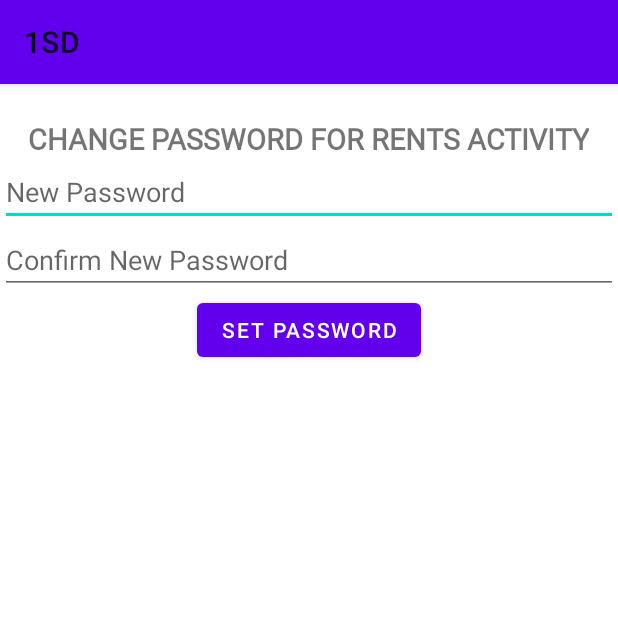
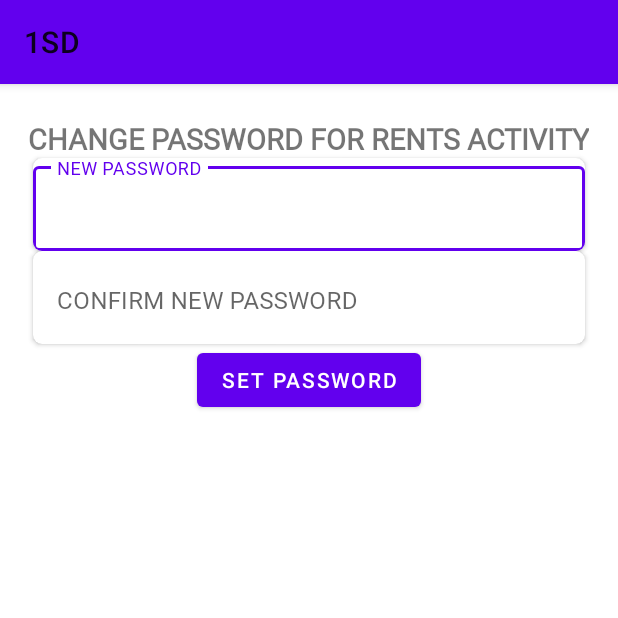
Before and after one commit to Hussain29/ntasks, an Android app: the RentsChangePswrdActivity screen opened directly, with no data from a screen before it, on a phone screen of 412 x 824 dp, the top half of it. Run offline under Robolectric (Android 15) with nearby library versions, the phone set to English and light mode, and no system bars; our stand-ins replace Firebase (no records; nobody signed in at launch, a user with empty details on screens opened directly), sdp/ssp sizes.

Commit message:
new changes password checked

```diff
--- a/app/src/main/java/com/example/ntasks/rents/hrmaster.java
+++ b/app/src/main/java/com/example/ntasks/rents/hrmaster.java
@@ -45,7 +45,7 @@ public class hrmaster extends AppCompatActivity {
         Button btnAddEmployee = findViewById(R.id.btnaddemp);
         Button btnchangepswrd=findViewById(R.id.btnchangepswrd);
 
-        if (user != null && user.getDisplayName() != null && user.getDisplayName().equals("Hussain Shaik")) {
+        if (user != null && user.getDisplayName() != null && user.getDisplayName().equals("Mohammed Suleman")) {
             btnchangepswrd.setVisibility(View.VISIBLE);
         } else {
             btnchangepswrd.setVisibility(View.GONE); // Hide the button if the condition doesn't match
--- a/app/src/main/java/com/example/ntasks/rents/rentsmaster.java
+++ b/app/src/main/java/com/example/ntasks/rents/rentsmaster.java
@@ -40,7 +40,7 @@ public class rentsmaster extends AppCompatActivity {
 
         Button btnchangepswrd=findViewById(R.id.btnchangepswrd);
 
-        if (user != null && user.getDisplayName() != null && user.getDisplayName().equals("Hussain Shaik")) {
+        if (user != null && user.getDisplayName() != null && user.getDisplayName().equals("Mohammed Suleman")) {
             btnchangepswrd.setVisibility(View.VISIBLE);
         } else {
             btnchangepswrd.setVisibility(View.GONE); // Hide the button if the condition doesn't match
--- a/app/src/main/res/layout/activity_rents_change_pswrd.xml
+++ b/app/src/main/res/layout/activity_rents_change_pswrd.xml
@@ -3,6 +3,7 @@
     xmlns:tools="http://schemas.android.com/tools"
     android:layout_width="match_parent"
     android:layout_height="match_parent"
+    xmlns:app="http://schemas.android.com/apk/res-auto"
     android:orientation="vertical"
     tools:context=".rents.RentsChangePswrdActivity">
 
@@ -16,12 +17,99 @@
         android:textSize="@dimen/_15sdp"
         android:textStyle="bold" />
 
-    <!--<EditText
-        android:id="@+id/etcurpswrd"
+
+
+    <androidx.cardview.widget.CardView
+        android:id="@+id/cvtaskname"
         android:layout_width="match_parent"
         android:layout_height="wrap_content"
-        android:hint="Current Password" />
--->
+        android:layout_below="@id/tvtask"
+        android:layout_marginLeft="22dp"
+        android:layout_marginRight="22dp"
+        app:cardCornerRadius="6dp">
+
+        <com.google.android.material.textfield.TextInputLayout
+
+            android:id="@+id/textInputLayout"
+            style="@style/Widget.MaterialComponents.TextInputLayout.OutlinedBox"
+            android:layout_width="match_parent"
+            android:layout_height="match_parent"
+            android:elevation="12dp"
+            android:hint="NEW PASSWORD"
+
+            app:boxStrokeWidth="0dp">
+
+            <com.google.android.material.textfield.TextInputEditText
+                android:id="@+id/etnewpswrd"
+                android:layout_width="match_parent"
+                android:inputType="textCapCharacters"
+                android:layout_height="wrap_content"
+                android:fontFamily="@font/interf" />
+        </com.google.android.material.textfield.TextInputLayout>
+    </androidx.cardview.widget.CardView>
+
+
+
+    <androidx.cardview.widget.CardView
+        android:id="@+id/cvtaskname"
+        android:layout_width="match_parent"
+        android:layout_height="wrap_content"
+        android:layout_below="@id/tvtask"
+        android:layout_marginLeft="22dp"
+        android:layout_marginRight="22dp"
+        app:cardCornerRadius="6dp">
+
+        <com.google.android.material.textfield.TextInputLayout
+
+            android:id="@+id/textInputLayout"
+            style="@style/Widget.MaterialComponents.TextInputLayout.OutlinedBox"
+            android:layout_width="match_parent"
+            android:layout_height="match_parent"
+            android:elevation="12dp"
+            android:hint="CONFIRM NEW PASSWORD"
+
+            app:boxStrokeWidth="0dp">
+
+            <com.google.android.material.textfield.TextInputEditText
+                android:id="@+id/etconfirmnewpswrd"
+                android:layout_width="match_parent"
+                android:inputType="textCapCharacters"
+                android:layout_height="wrap_content"
+                android:fontFamily="@font/interf" />
+        </com.google.android.material.textfield.TextInputLayout>
+    </androidx.cardview.widget.CardView>
+
+
+    <!--
+        <androidx.cardview.widget.CardView
+            android:id="@+id/cvtaskname"
+            android:layout_width="match_parent"
+            android:layout_height="wrap_content"
+            android:layout_below="@id/tvtask"
+            android:layout_marginLeft="22dp"
+            android:layout_marginRight="22dp"
+            app:cardCornerRadius="6dp">
+
+            <com.google.android.material.textfield.TextInputLayout
+
+                android:id="@+id/textInputLayout"
+                style="@style/Widget.MaterialComponents.TextInputLayout.OutlinedBox"
+                android:layout_width="match_parent"
+                android:layout_height="match_parent"
+                android:elevation="12dp"
+                android:hint="TASK NAME"
+
+                app:boxStrokeWidth="0dp">
+
+                <com.google.android.material.textfield.TextInputEditText
+                    android:id="@+id/editTextTaskName"
+                    android:layout_width="match_parent"
+                    android:inputType="textCapCharacters"
+                    android:layout_height="wrap_content"
+                    android:fontFamily="@font/interf" />
+            </com.google.android.material.textfield.TextInputLayout>
+        </androidx.cardview.widget.CardView>
+
 
     <EditText
         android:id="@+id/etnewpswrd"
@@ -35,6 +123,7 @@
         android:layout_width="match_parent"
         android:layout_height="wrap_content"
         android:hint="Confirm New Password" />
+-->
 
     <Button
         android:id="@+id/setpswrd"
```
Also changed, not shown: app/src/main/res/layout/activity_hr_changepswrd.xml (+63 -2 lines), app/src/main/res/layout/activity_rentsmaster.xml (+10 -8 lines), 1 other file.
